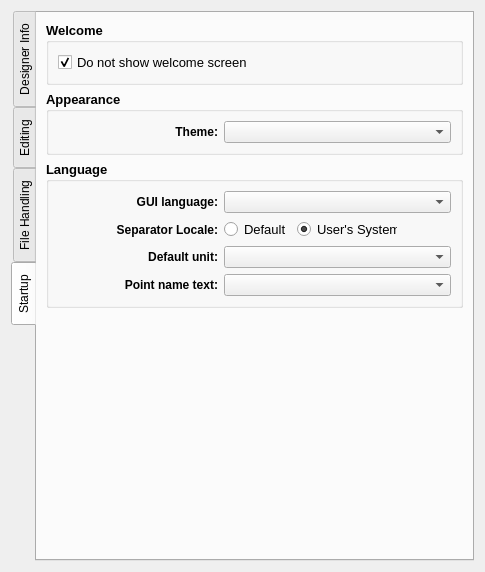
Before: the Qt Designer form src/app/seamly2d/dialogs/configpages/preferencesconfigurationpage.ui in FashionFreedom/Seamly2D, drawn with Qt 5.
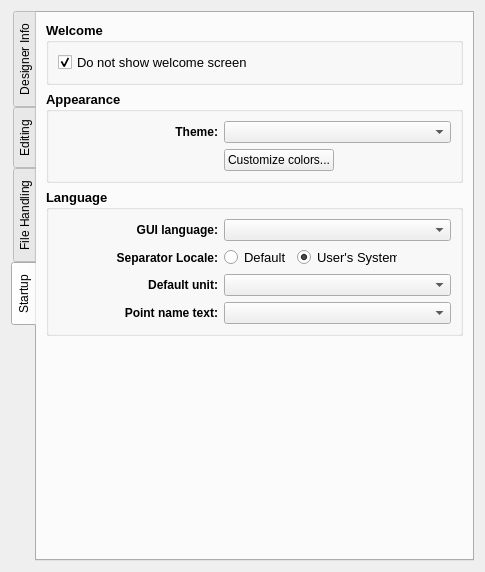
After: the same form once the commit is applied. Custom widgets are drawn as their Qt base class.

What changed in the file:
```diff
--- a/src/app/seamly2d/dialogs/configpages/preferencesconfigurationpage.ui
+++ b/src/app/seamly2d/dialogs/configpages/preferencesconfigurationpage.ui
@@ -1426,6 +1426,28 @@
             </property>
            </widget>
           </item>
+          <item row="1" column="1">
+           <widget class="QPushButton" name="customizeColors_PushButton">
+            <property name="sizePolicy">
+             <sizepolicy hsizetype="Maximum" vsizetype="Fixed">
+              <horstretch>0</horstretch>
+              <verstretch>0</verstretch>
+             </sizepolicy>
+            </property>
+            <property name="font">
+             <font>
+              <pointsize>9</pointsize>
+              <bold>false</bold>
+             </font>
+            </property>
+            <property name="toolTip">
+             <string>Workspace background and drawing colors (Graphics page)</string>
+            </property>
+            <property name="text">
+             <string>Customize colors...</string>
+            </property>
+           </widget>
+          </item>
          </layout>
         </widget>
        </item>
```
